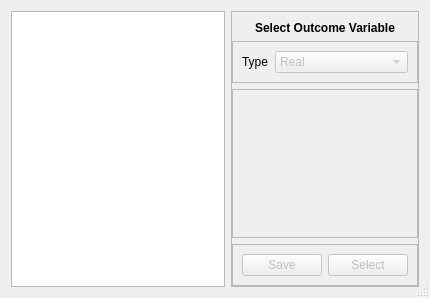
Above: braviz/interaction/qt_guis/outcome_select.ui from diego0020/braviz-app before the change. Below: the same form after it.
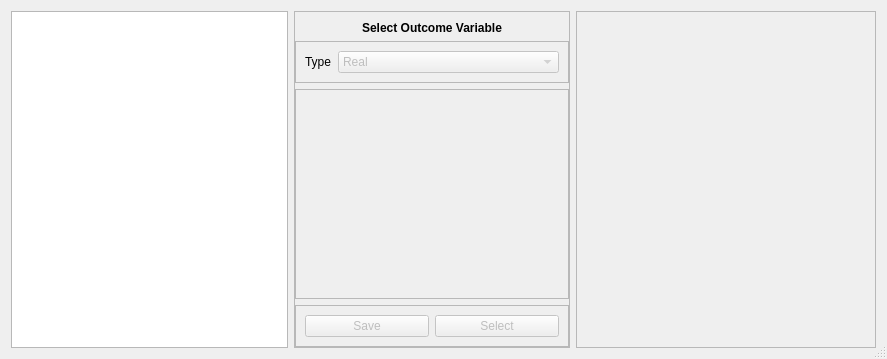
That is the form after the change.

Commit message: working in details view

```diff
--- a/braviz/interaction/qt_guis/outcome_select.ui
+++ b/braviz/interaction/qt_guis/outcome_select.ui
@@ -6,8 +6,8 @@
    <rect>
     <x>0</x>
     <y>0</y>
-    <width>430</width>
-    <height>298</height>
+    <width>887</width>
+    <height>359</height>
    </rect>
   </property>
   <property name="windowTitle">
@@ -153,6 +153,17 @@
         <property name="frameShadow">
          <enum>QFrame::Raised</enum>
         </property>
+        <widget class="QWidget" name="verticalLayoutWidget">
+         <property name="geometry">
+          <rect>
+           <x>30</x>
+           <y>40</y>
+           <width>160</width>
+           <height>80</height>
+          </rect>
+         </property>
+         <layout class="QVBoxLayout" name="details_layout"/>
+        </widget>
        </widget>
       </item>
       <item>
@@ -190,6 +201,22 @@
      </layout>
     </widget>
    </item>
+   <item>
+    <widget class="QFrame" name="plot_frame">
+     <property name="minimumSize">
+      <size>
+       <width>300</width>
+       <height>0</height>
+      </size>
+     </property>
+     <property name="frameShape">
+      <enum>QFrame::StyledPanel</enum>
+     </property>
+     <property name="frameShadow">
+      <enum>QFrame::Raised</enum>
+     </property>
+    </widget>
+   </item>
   </layout>
  </widget>
  <resources/>
```
The commit also changes 2 other files.
